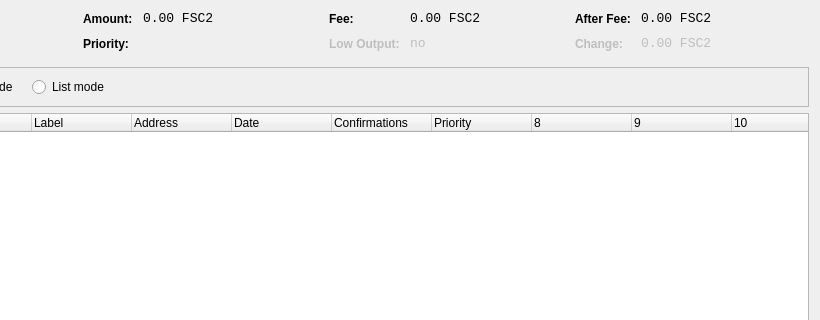
First picture: the form in src/qt/forms/coincontroldialog.ui, repository ioying/hicointest, before the edit; both pictures show x 180 to 1000 and y 0 to 320 of the 1000 by 500 pixel window.
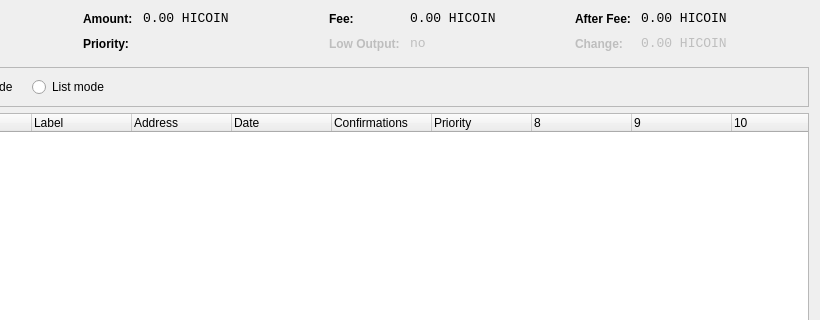
Second picture: the form after the edit. Custom widgets are drawn as their Qt base class.

Diff of the .ui file:
```diff
--- a/src/qt/forms/coincontroldialog.ui
+++ b/src/qt/forms/coincontroldialog.ui
@@ -141,7 +141,7 @@
           <enum>Qt::ActionsContextMenu</enum>
          </property>
          <property name="text">
-          <string notr="true">0.00 FSC2</string>
+          <string notr="true">0.00 HICOIN</string>
          </property>
          <property name="textInteractionFlags">
           <set>Qt::LinksAccessibleByMouse|Qt::TextSelectableByKeyboard|Qt::TextSelectableByMouse</set>
@@ -221,7 +221,7 @@
           <enum>Qt::ActionsContextMenu</enum>
          </property>
          <property name="text">
-          <string notr="true">0.00 FSC2</string>
+          <string notr="true">0.00 HICOIN</string>
          </property>
          <property name="textInteractionFlags">
           <set>Qt::LinksAccessibleByMouse|Qt::TextSelectableByKeyboard|Qt::TextSelectableByMouse</set>
@@ -307,7 +307,7 @@
           <enum>Qt::ActionsContextMenu</enum>
          </property>
          <property name="text">
-          <string notr="true">0.00 FSC2</string>
+          <string notr="true">0.00 HICOIN</string>
          </property>
          <property name="textInteractionFlags">
           <set>Qt::LinksAccessibleByMouse|Qt::TextSelectableByKeyboard|Qt::TextSelectableByMouse</set>
@@ -345,7 +345,7 @@
           <enum>Qt::ActionsContextMenu</enum>
          </property>
          <property name="text">
-          <string notr="true">0.00 FSC2</string>
+          <string notr="true">0.00 HICOIN</string>
          </property>
          <property name="textInteractionFlags">
           <set>Qt::LinksAccessibleByMouse|Qt::TextSelectableByKeyboard|Qt::TextSelectableByMouse</set>
```
